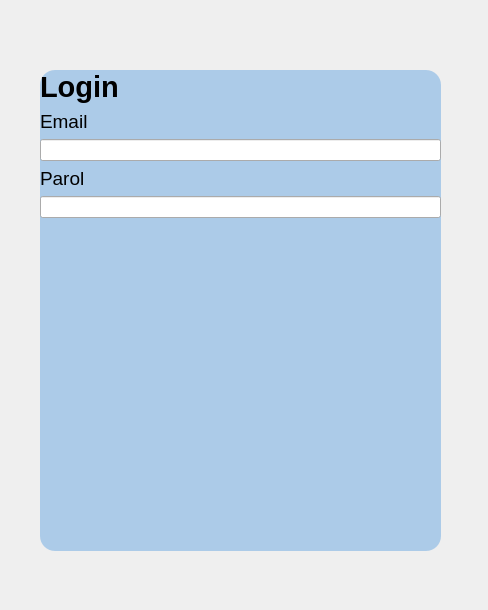
Old version of the form UI_files/Login_UI.ui in the repository Diamondman51/students_management.
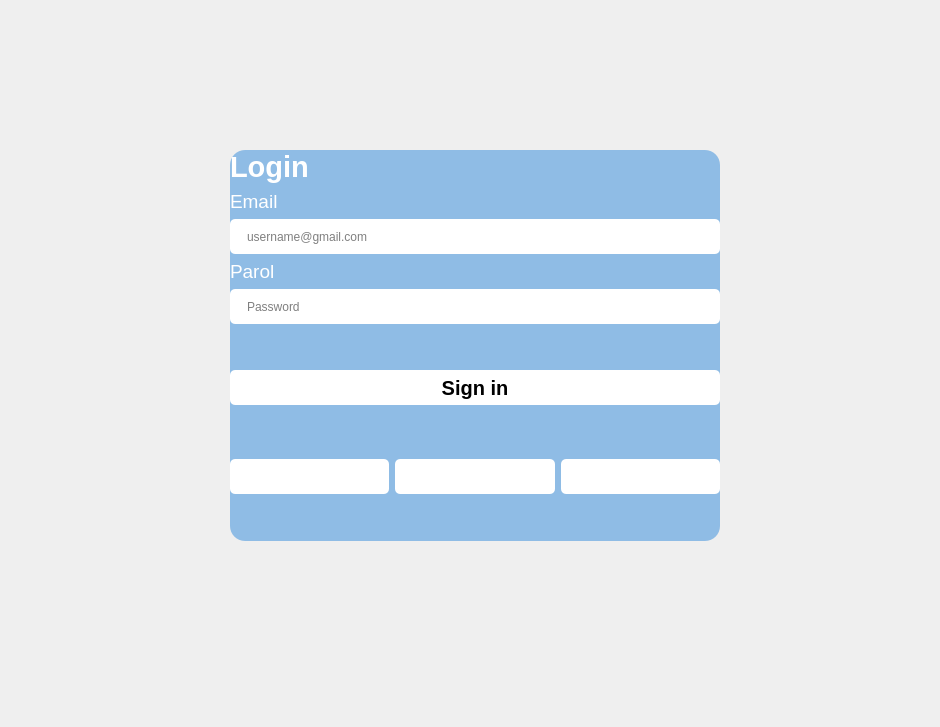
New version of the form. Icons and pictures are not drawn.

```diff
--- a/UI_files/Login_UI.ui
+++ b/UI_files/Login_UI.ui
@@ -6,51 +6,76 @@
    <rect>
     <x>0</x>
     <y>0</y>
-    <width>488</width>
-    <height>610</height>
+    <width>940</width>
+    <height>727</height>
    </rect>
   </property>
   <property name="windowTitle">
    <string>Dialog</string>
   </property>
+  <property name="styleSheet">
+   <string notr="true">*{border:none}
+
+QDialog {
+    background-image: url(':/images/back.png');
+    background-repeat: no-repeat;
+    background-position: center;
+	background-size: unset;
+}
+
+QPushButton {
+	color: black;
+	background-color: rgb(255, 255, 255);
+	border-radius: 5;
+}
+
+QPushButton:pressed {
+margin: 1 2 1 2;
+}
+
+QLabel {
+color: white;
+}
+
+QLineEdit {
+border-radius:5;
+padding:0 15;
+}</string>
+  </property>
   <widget class="QWidget" name="login_widget" native="true">
    <property name="geometry">
     <rect>
-     <x>40</x>
-     <y>70</y>
-     <width>401</width>
-     <height>481</height>
+     <x>230</x>
+     <y>150</y>
+     <width>490</width>
+     <height>391</height>
     </rect>
    </property>
    <property name="styleSheet">
     <string notr="true">#login_widget {
-	background-color: rgba(0, 112, 215, 0.28);
+	background-color: rgba(0, 112, 215, 0.4);
 	border-radius: 15;
 }</string>
    </property>
    <layout class="QGridLayout" name="gridLayout">
-    <item row="4" column="0">
-     <widget class="QLineEdit" name="lineEdit_2">
-      <property name="font">
-       <font>
-        <strikeout>false</strikeout>
-       </font>
-      </property>
-     </widget>
-    </item>
-    <item row="3" column="0">
-     <widget class="QLabel" name="label_3">
-      <property name="font">
-       <font>
-        <pointsize>14</pointsize>
-       </font>
+    <item row="8" column="0">
+     <widget class="QPushButton" name="pushButton_2">
+      <property name="minimumSize">
+       <size>
+        <width>0</width>
+        <height>35</height>
+       </size>
       </property>
       <property name="text">
-       <string>Parol</string>
+       <string/>
+      </property>
+      <property name="icon">
+       <iconset resource="../resources/resources.qrc">
+        <normaloff>:/images/google_icon.png</normaloff>:/images/google_icon.png</iconset>
       </property>
      </widget>
     </item>
-    <item row="1" column="0">
+    <item row="1" column="0" colspan="3">
      <widget class="QLabel" name="label_2">
       <property name="font">
        <font>
@@ -62,10 +87,84 @@
       </property>
      </widget>
     </item>
-    <item row="2" column="0">
-     <widget class="QLineEdit" name="lineEdit"/>
+    <item row="8" column="1">
+     <widget class="QPushButton" name="pushButton_3">
+      <property name="minimumSize">
+       <size>
+        <width>0</width>
+        <height>35</height>
+       </size>
+      </property>
+      <property name="text">
+       <string/>
+      </property>
+      <property name="icon">
+       <iconset resource="../resources/resources.qrc">
+        <normaloff>:/images/github_icon.png</normaloff>:/images/github_icon.png</iconset>
+      </property>
+     </widget>
     </item>
-    <item row="0" column="0">
+    <item row="2" column="0" colspan="3">
+     <widget class="QLineEdit" name="email_Line">
+      <property name="minimumSize">
+       <size>
+        <width>0</width>
+        <height>35</height>
+       </size>
+      </property>
+      <property name="placeholderText">
+       <string>username@gmail.com</string>
+      </property>
+     </widget>
+    </item>
+    <item row="3" column="0" colspan="3">
+     <widget class="QLabel" name="label_3">
+      <property name="font">
+       <font>
+        <pointsize>14</pointsize>
+       </font>
+      </property>
+      <property name="text">
+       <string>Parol</string>
+      </property>
+     </widget>
+    </item>
+    <item row="8" column="2">
+     <widget class="QPushButton" name="pushButton_4">
+      <property name="minimumSize">
+       <size>
+        <width>0</width>
+        <height>35</height>
+       </size>
+      </property>
+      <property name="text">
+       <string/>
+      </property>
+      <property name="icon">
+       <iconset resource="../resources/resources.qrc">
+        <normaloff>:/images/facebook_icon.png</normaloff>:/images/facebook_icon.png</iconset>
+      </property>
+     </widget>
+    </item>
+    <item row="4" column="0" colspan="3">
+     <widget class="QLineEdit" name="password_line">
+      <property name="minimumSize">
+       <size>
+        <width>0</width>
+        <height>35</height>
+       </size>
+      </property>
+      <property name="font">
+       <font>
+        <strikeout>false</strikeout>
+       </font>
+      </property>
+      <property name="placeholderText">
+       <string>Password</string>
+      </property>
+     </widget>
+    </item>
+    <item row="0" column="0" colspan="3">
      <widget class="QLabel" name="label">
       <property name="font">
        <font>
@@ -78,10 +177,64 @@
       </property>
      </widget>
     </item>
-    <item row="5" column="0">
+    <item row="7" column="0" colspan="3">
      <spacer name="verticalSpacer">
       <property name="orientation">
-       <enum>Qt::Orientation::Vertical</enum>
+       <enum>Qt::Vertical</enum>
+      </property>
+      <property name="sizeType">
+       <enum>QSizePolicy::MinimumExpanding</enum>
+      </property>
+      <property name="sizeHint" stdset="0">
+       <size>
+        <width>20</width>
+        <height>40</height>
+       </size>
+      </property>
+     </spacer>
+    </item>
+    <item row="6" column="0" colspan="3">
+     <widget class="QPushButton" name="sign_in_btn">
+      <property name="minimumSize">
+       <size>
+        <width>0</width>
+        <height>35</height>
+       </size>
+      </property>
+      <property name="font">
+       <font>
+        <pointsize>15</pointsize>
+        <bold>true</bold>
+       </font>
+      </property>
+      <property name="text">
+       <string>Sign in</string>
+      </property>
+     </widget>
+    </item>
+    <item row="5" column="0" colspan="3">
+     <spacer name="verticalSpacer_2">
+      <property name="orientation">
+       <enum>Qt::Vertical</enum>
+      </property>
+      <property name="sizeType">
+       <enum>QSizePolicy::Fixed</enum>
+      </property>
+      <property name="sizeHint" stdset="0">
+       <size>
+        <width>20</width>
+        <height>40</height>
+       </size>
+      </property>
+     </spacer>
+    </item>
+    <item row="9" column="1">
+     <spacer name="verticalSpacer_3">
+      <property name="orientation">
+       <enum>Qt::Vertical</enum>
+      </property>
+      <property name="sizeType">
+       <enum>QSizePolicy::MinimumExpanding</enum>
       </property>
       <property name="sizeHint" stdset="0">
        <size>
```
Left out of the diff: 14 changed lines with no effect on the pictures.
